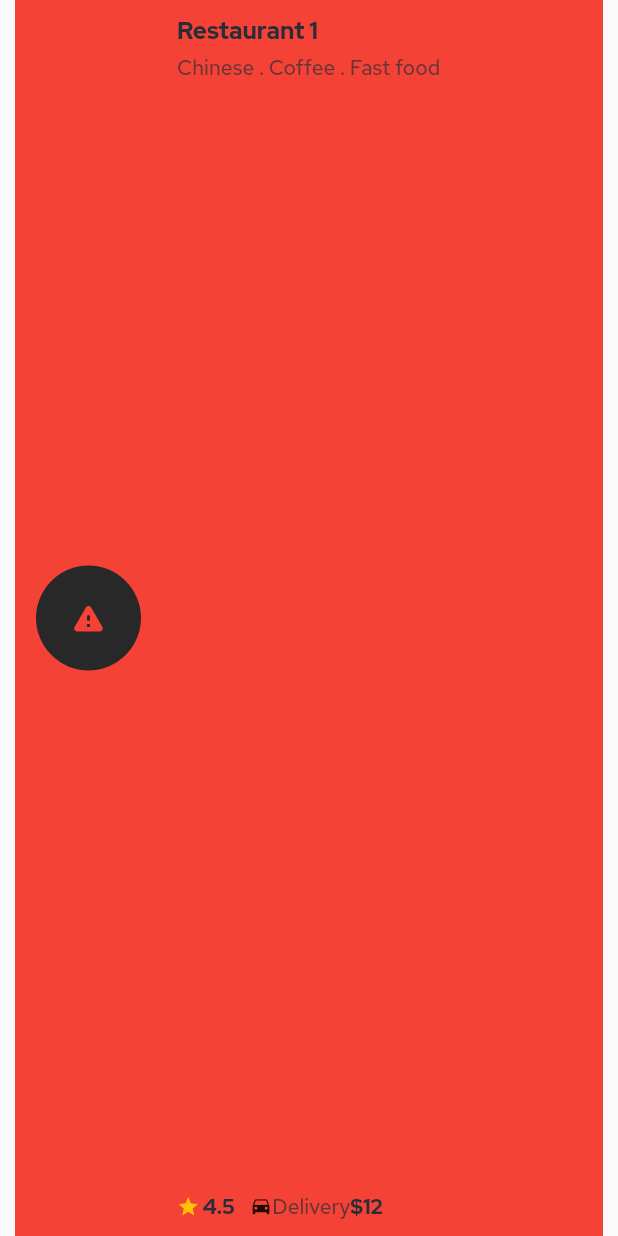
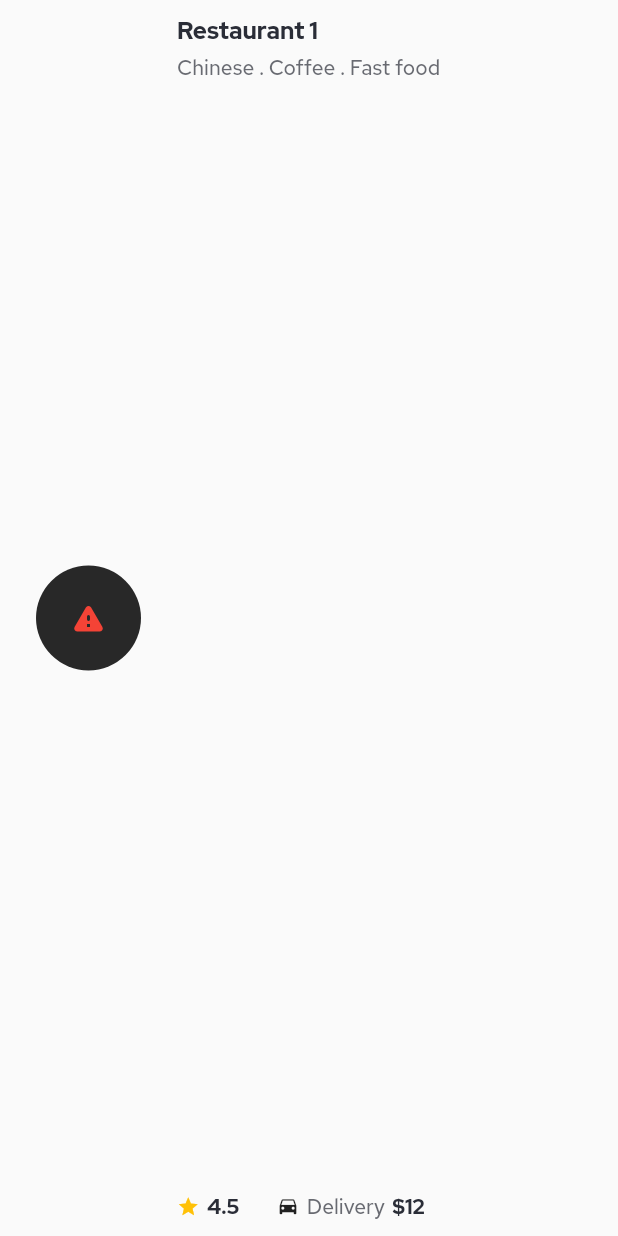
Before and after one commit to RasheeqZaman/Foodly, a Flutter app: the HomeNearByRestaurantsItem widget shown alone on an empty page, opened directly with empty values, on a phone screen of 412 x 824 dp. Run offline on Flutter 3.47's test engine with Material 2 defaults, Android fonts, the phone set to English and light mode, and no system bars; drawn by our look-alikes of cached_network_image; our stand-ins replace carousel_slider, dio, get_it, hive, hive_flutter, shared_preferences; accounts and stored records are empty; network calls fail.

Commit message:
Add: Home

```diff
--- a/lib/widgets/home/home_near_by_restaurants_section.dart
+++ b/lib/widgets/home/home_near_by_restaurants_section.dart
@@ -21,7 +21,7 @@ class HomeNearByRestaurantsSection extends StatelessWidget {
           mainAxisSpacing: 15.0,
           childAspectRatio: 3.5,
           items: List<Widget>.generate(
-            3,
+            7,
             (index) => HomeNearByRestaurantsItem(index: index),
           ),
         ),
@@ -78,7 +78,6 @@ class HomeNearByRestaurantsItem extends StatelessWidget {
   @override
   Widget build(BuildContext context) {
     return Container(
-      color: Colors.red,
       margin: const EdgeInsets.symmetric(horizontal: 10.0),
       child: Row(
         children: [
@@ -122,7 +121,7 @@ class HomeNearByRestaurantsItem extends StatelessWidget {
                             size: 15.0,
                             color: Colors.amber,
                           ),
-                          const SizedBox(width: 2.0),
+                          const SizedBox(width: 5.0),
                           Text(
                             '4.5',
                             style: Constants.textStyleBody.copyWith(
@@ -131,16 +130,18 @@ class HomeNearByRestaurantsItem extends StatelessWidget {
                           ),
                         ],
                       ),
-                      const SizedBox(width: 10.0),
+                      const SizedBox(width: 25.0),
                       Row(
                         children: [
                           const Icon(Icons.drive_eta, size: 15.0),
+                          const SizedBox(width: 5.0),
                           Text(
                             'Delivery',
                             style: Constants.textStyleBody.copyWith(
                               color: Constants.colorGunmetal.withOpacity(0.7),
                             ),
                           ),
+                          const SizedBox(width: 5.0),
                           Text(
                             '\$12',
                             style: Constants.textStyleBody.copyWith(
```
